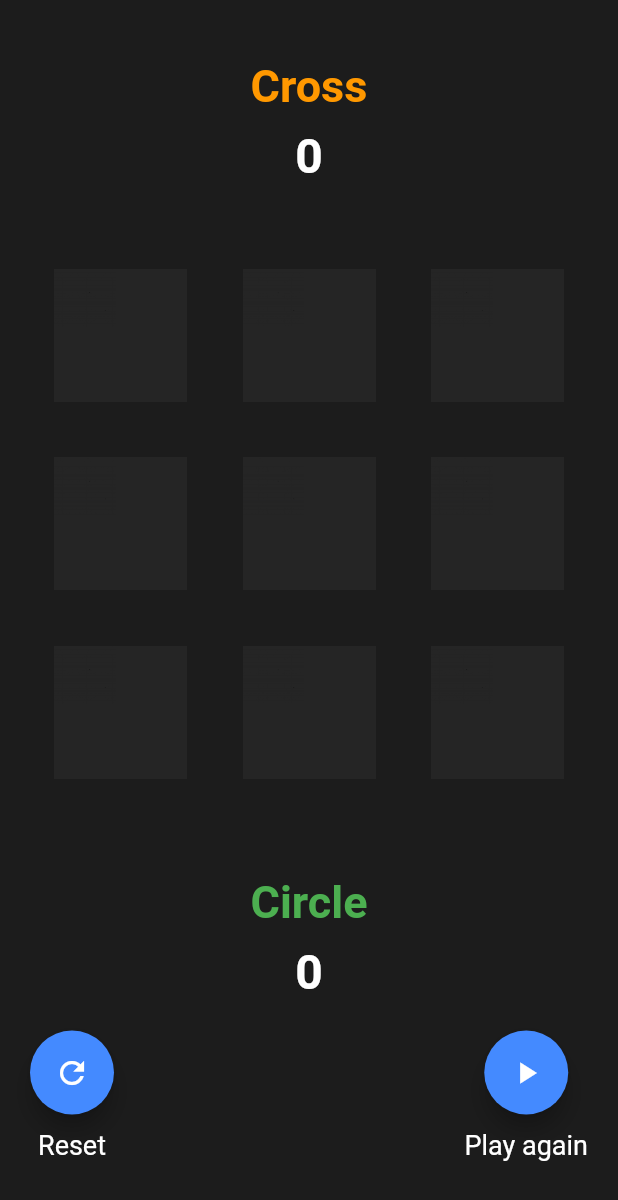
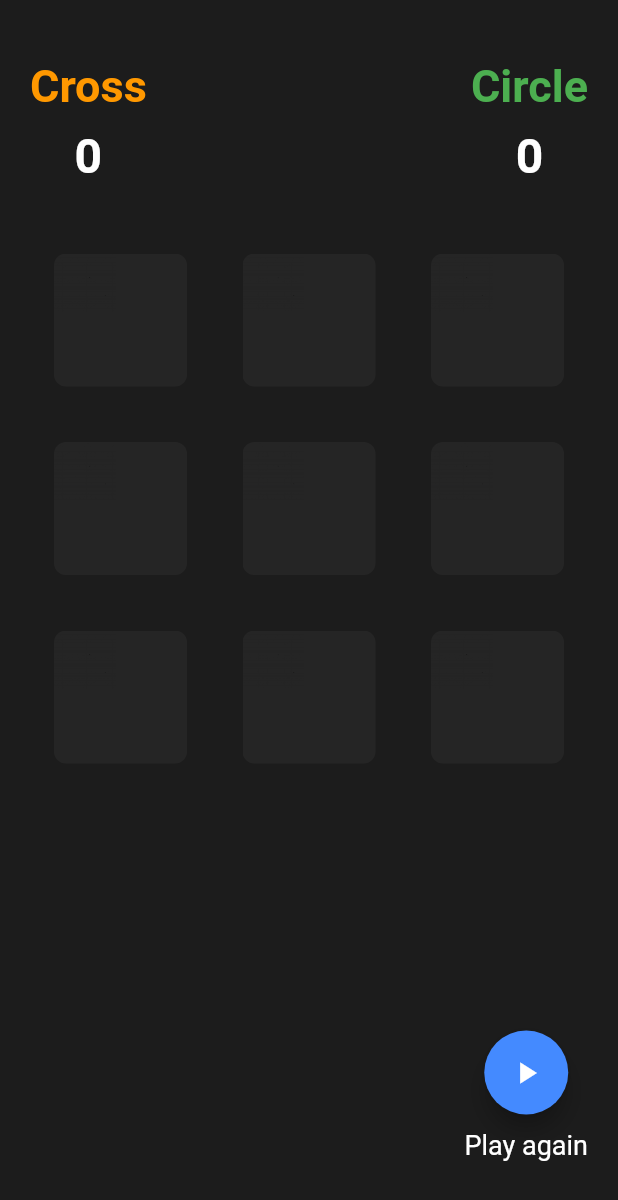
Before and after one commit to jargalbat/tictactoe, a Flutter app: the screen it shows after launch, on a phone screen of 412 x 824 dp. Shown: the top 1200 px of the screen. Run offline on Flutter 3.47's test engine with Material 2 defaults, Android fonts, the phone set to English and light mode, and no system bars.

Commit message:
design changes

```diff
--- a/lib/home_page.dart
+++ b/lib/home_page.dart
@@ -52,7 +52,10 @@ class _HomePageState extends State<HomePage> {
 
     switch (value) {
       case ('empty'):
-        return Image(image: edit);
+        return ClipRRect(
+          borderRadius: BorderRadius.circular(8.0),
+          child: Image(image: edit)
+        );
         break;
       case ('cross'):
         return X(50, 10);
@@ -65,8 +68,7 @@ class _HomePageState extends State<HomePage> {
 
   @override
   Widget build(BuildContext context) {
-    return SafeArea(
-      child: Scaffold(
+    return Scaffold(
       key: _scafoldKey,
       backgroundColor: Color(0xFF1C1C1C),
 //      appBar: AppBar(
@@ -74,15 +76,23 @@ class _HomePageState extends State<HomePage> {
 //          'Tici Taco',
 //          style: TextStyle(color: Colors.white),
 //        ),
-//        backgroundColor: Color(0xFF1C1C1C),
+//          backgroundColor: Color(0xFF1C1C1C),
+//        brightness: Brightness.light,
 //      ),
-        body: Column(
+      body: SafeArea(
+        child: Column(
           mainAxisAlignment: MainAxisAlignment.start,
           crossAxisAlignment: CrossAxisAlignment.center,
           children: <Widget>[
             SizedBox(
               height: 40.0,
             ),
+            Padding(
+              padding: EdgeInsets.only(
+                  top: 0.0, right: 20.0, bottom: 0.0, left: 20.0),
+              child: Row(
+                mainAxisAlignment: MainAxisAlignment.spaceBetween,
+                children: <Widget>[
                   Column(
                     crossAxisAlignment: CrossAxisAlignment.center,
                     children: <Widget>[
@@ -103,8 +113,31 @@ class _HomePageState extends State<HomePage> {
                       )
                     ],
                   ),
+
+                  Column(
+                    children: <Widget>[
+                      Text(
+                        'Circle',
+                        style: TextStyle(
+                            fontSize: 30.0,
+                            color: Colors.green,
+                            fontWeight: FontWeight.bold),
+                      ),
+                      SizedBox(height: 10.0),
+                      Text(
+                        '${circleWin}',
+                        style: TextStyle(
+                            fontSize: 32.0,
+                            fontWeight: FontWeight.bold,
+                            color: Colors.white),
+                      )
+                    ],
+                  ),
+                ],
+              ),
+            ),
             SizedBox(
-              height: 20.0,
+              height: 10.0,
             ),
             Expanded(
               child: GridView.builder(
@@ -125,47 +158,30 @@ class _HomePageState extends State<HomePage> {
                 ),
               ),
             ),
-            Column(
-              children: <Widget>[
-                Text(
-                  'Circle',
-                  style: TextStyle(
-                      fontSize: 30.0,
-                      color: Colors.green,
-                      fontWeight: FontWeight.bold),
-                ),
-                SizedBox(height: 10.0),
-                Text(
-                  '${circleWin}',
-                  style: TextStyle(
-                      fontSize: 32.0,
-                      fontWeight: FontWeight.bold,
-                      color: Colors.white),
-                )
-              ],
-            ),
             Padding(
               padding: EdgeInsets.only(
                   top: 20.0, right: 20.0, bottom: 50.0, left: 20.0),
               child: Row(
-                mainAxisAlignment: MainAxisAlignment.spaceBetween,
+                mainAxisAlignment: MainAxisAlignment.end,
                 children: <Widget>[
-                  Column(
-                    children: <Widget>[
-                      FloatingActionButton(
-                        child: Icon(Icons.refresh),
-                        onPressed: () => newGame(),
-                        backgroundColor: Colors.blueAccent,
-                      ),
-                      SizedBox(
-                        height: 10.0,
-                      ),
-                      Text(
-                        'Reset',
-                        style: TextStyle(color: Colors.white, fontSize: 18.0),
-                      ),
-                    ],
-                  ),
+//                  Column(
+//                    children: <Widget>[
+//                      FloatingActionButton(
+//                        child: Icon(Icons.refresh),
+//                        onPressed: () => newGame(),
+//                        backgroundColor: Colors.blueAccent,
+//                      ),
+//                      SizedBox(
+//                        height: 10.0,
+//                      ),
+//                      Text(
+//                        'Reset',
+//                        style: TextStyle(color: Colors.white, fontSize: 18.0),
+//                      ),
+//                    ],
+//                  ),
+
+
                   Column(
                     children: <Widget>[
                       FloatingActionButton(
--- a/lib/main.dart
+++ b/lib/main.dart
@@ -4,11 +4,12 @@ import 'package:tictactoe/home_page.dart';
 class MyApp extends StatelessWidget {
   @override
   Widget build(BuildContext context) {
+
     return MaterialApp(
       debugShowCheckedModeBanner: false,
       title: 'Hash Game',
       theme: ThemeData(
-        primarySwatch: Colors.red,
+        primarySwatch: Colors.blue,
       ),
       home: HomePage(),
     );
--- a/pubspec.yaml
+++ b/pubspec.yaml
@@ -11,7 +11,7 @@ description: Tic Tac Toe
 # In iOS, build-name is used as CFBundleShortVersionString while build-number used as CFBundleVersion.
 # Read more about iOS versioning at
 # https://developer.apple.com/library/archive/documentation/General/Reference/InfoPlistKeyReference/Articles/CoreFoundationKeys.html
-version: 1.0.0+1
+version: 1.0.1+1
 
 environment:
   sdk: ">=2.1.0 <3.0.0"
```
Lines whose indentation alone changed are shown as unchanged.
